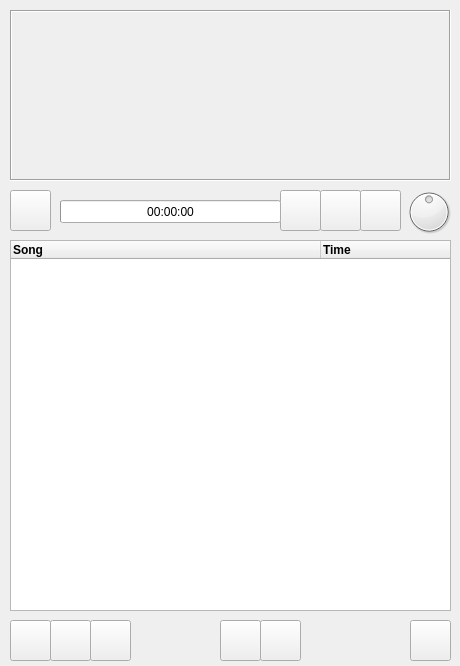
Old version of the form player.ui in the repository dimanchik79/Play-Music.
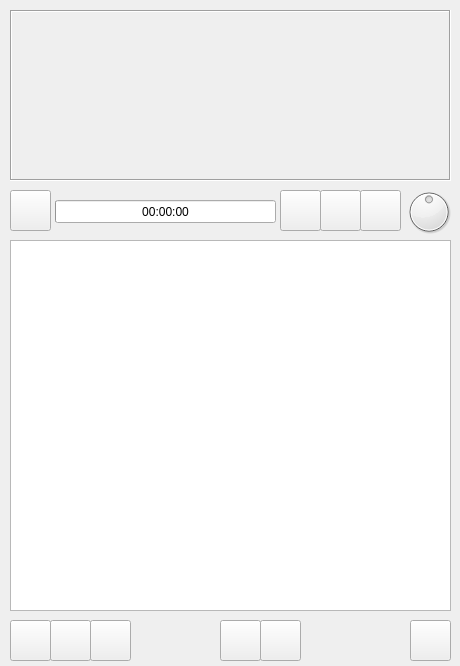
New version of the form. Icons and pictures are not drawn.

Diff of the .ui file:
```diff
--- a/player.ui
+++ b/player.ui
@@ -120,7 +120,7 @@
    <widget class="QProgressBar" name="progress">
     <property name="geometry">
      <rect>
-      <x>60</x>
+      <x>55</x>
       <y>200</y>
       <width>221</width>
       <height>23</height>
@@ -320,7 +320,7 @@
      </size>
     </property>
    </widget>
-   <widget class="QTreeWidget" name="playlist">
+   <widget class="QListWidget" name="playlist">
     <property name="geometry">
      <rect>
       <x>10</x>
@@ -329,49 +329,6 @@
       <height>371</height>
      </rect>
     </property>
-    <attribute name="headerDefaultSectionSize">
-     <number>310</number>
-    </attribute>
-    <column>
-     <property name="text">
-      <string>Song</string>
-     </property>
-     <property name="font">
-      <font>
-       <weight>75</weight>
-       <bold>true</bold>
-      </font>
-     </property>
-     <property name="foreground">
-      <brush brushstyle="NoBrush">
-       <color alpha="255">
-        <red>85</red>
-        <green>0</green>
-        <blue>255</blue>
-       </color>
-      </brush>
-     </property>
-    </column>
-    <column>
-     <property name="text">
-      <string>Time</string>
-     </property>
-     <property name="font">
-      <font>
-       <weight>75</weight>
-       <bold>true</bold>
-      </font>
-     </property>
-     <property name="foreground">
-      <brush brushstyle="NoBrush">
-       <color alpha="255">
-        <red>85</red>
-        <green>0</green>
-        <blue>255</blue>
-       </color>
-      </brush>
-     </property>
-    </column>
    </widget>
   </widget>
  </widget>
```
